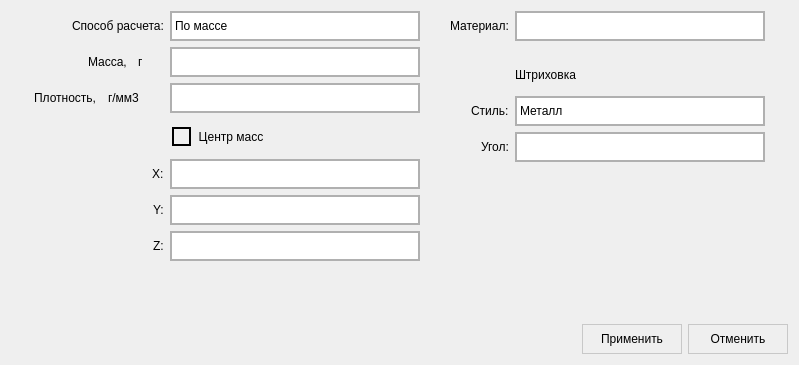
First picture: the form in controllerdialog.ui, repository redmms/characteristics_view, before the edit.
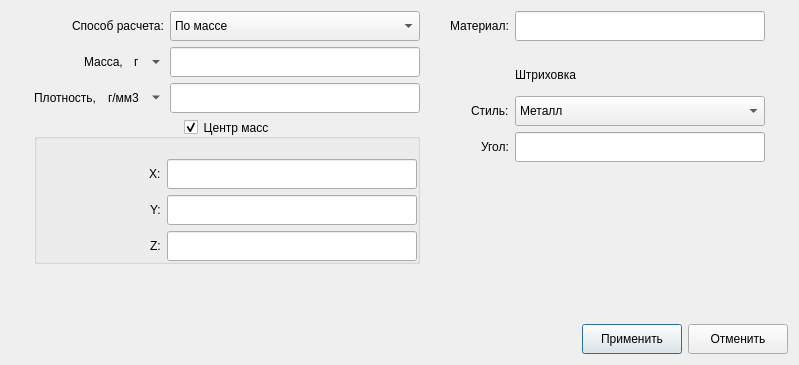
Second picture: the form after the edit. Icons and pictures are not drawn.

```diff
--- a/controllerdialog.ui
+++ b/controllerdialog.ui
@@ -30,114 +30,7 @@
     <normaloff>:/icons/window_icons/mainwindow_icon.png</normaloff>:/icons/window_icons/mainwindow_icon.png</iconset>
   </property>
   <property name="styleSheet">
-   <string notr="true">ControllerDialog{
-	background: #f0f0f0;
-}
-
-QLineEdit{
-	color: black;
-    selection-background-color: #22cce7;
-	border:  2 solid #b0b0b0;
-}
-
-QLineEdit:disabled{
-	color: black;
-	background: #f0f0f0;
-}
-
-QComboBox{
-	color: black;
-    selection-background-color: #22cce7;
-	border:  2 solid #b0b0b0;
-}
-
-QComboBox:disabled, QAbstractItemView:disabled, QTextEdit:disabled{
-	color: black;
-	background: #f0f0f0;
-}
-
-QComboBox:on{
-	border: 2 solid #22cce7;
-}
-
-QComboBox::drop-down{
-	background: transparent;
-}
-
-QComboBox::down-arrow{
-	image: url(&quot;:/icons/styles/drop_down_arrow.png&quot;);
-	width: 7;
-	height: 7;
-}
-
-QComboBox::down-arrow:on {
-	image: url(&quot;:/icons/styles/drop_down_arrow_up.png&quot;);
-	width: 7;
-	height: 7;
-}
-
-QComboBox QAbstractItemView {
-	color: black;
-    selection-background-color: #22cce7;
-}
-
-QLabel:disabled{
-    color: black;
-}
-
-QGroupBox {
-    border: 0;
-	background: transparent;
-    margin-top: 20px;
-}
-
-QGroupBox::title {
-    subcontrol-origin: margin;
-    subcontrol-position: top right;
-    padding: 0 3px;
-	margin: 8;
-    padding-right: 150px;
-}
-
-QGroupBox::indicator {
-	background: #f0f0f0;
-    border: 2px solid black;  
-    width: 15px;             
-    height: 15px;           
-}
-
-QGroupBox::indicator::checked {
-	 image: url(&quot;:/icons/styles/checkbox_arrow.png&quot;); 
-}
-
-QPushButton {
-    border: 1px solid #c8c8c8;
-    background: qlineargradient(spread:pad, x1:0, y1:1, x2:0, y2:0, 
-                                stop:0 #e5e5e5, stop:1 white);
-}
-
-QPushButton:pressed{
-	border: 2 solid #22cce7;
-	background: qlineargradient(spread:pad, x1:0, y1:0, x2:0, y2:1, 
-                                stop:0 #e5e5e5, stop:1 white);
-}
-
-QMessageBox QPushButton {
-	width: 100;
-	height: 26;
-    border: 1px solid #c8c8c8;
-    background: qlineargradient(spread:pad, x1:0, y1:1, x2:0, y2:0, 
-                                stop:0 #e5e5e5, stop:1 white);
-}
-
-QMessageBox QPushButton:pressed{
-	width: 100;
-	height: 26;
-	border: 2 solid #22cce7;
-	background: qlineargradient(spread:pad, x1:0, y1:0, x2:0, y2:1, 
-                                stop:0 #e5e5e5, stop:1 white);
-}
-</string>
+   <string notr="true"/>
   </property>
   <property name="inputMethodHints">
    <set>Qt::ImhNone</set>
@@ -268,7 +161,7 @@
          <widget class="QComboBox" name="comboBox">
           <property name="minimumSize">
            <size>
-            <width>31</width>
+            <width>35</width>
             <height>18</height>
            </size>
           </property>
@@ -580,7 +473,7 @@
      </property>
      <property name="sizeHint" stdset="0">
       <size>
-       <width>11</width>
+       <width>7</width>
        <height>20</height>
       </size>
      </property>
@@ -842,7 +735,7 @@
      </property>
      <property name="sizeHint" stdset="0">
       <size>
-       <width>10</width>
+       <width>8</width>
        <height>20</height>
       </size>
      </property>
```
Left out of the diff: 4 changed lines with no effect on the pictures.
